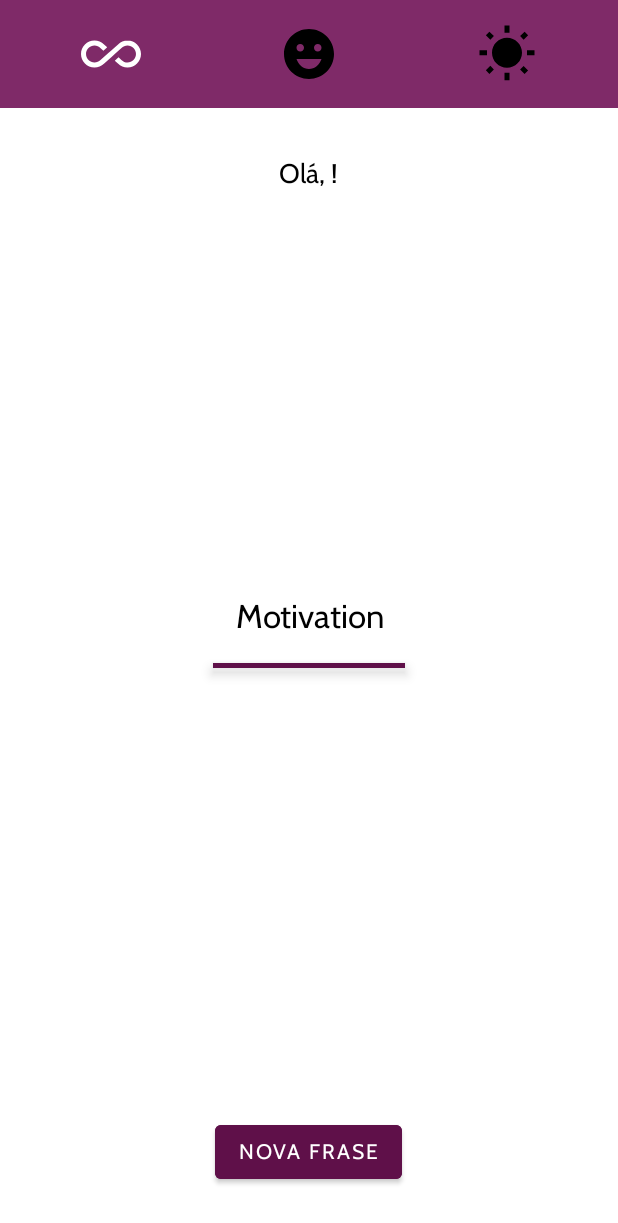
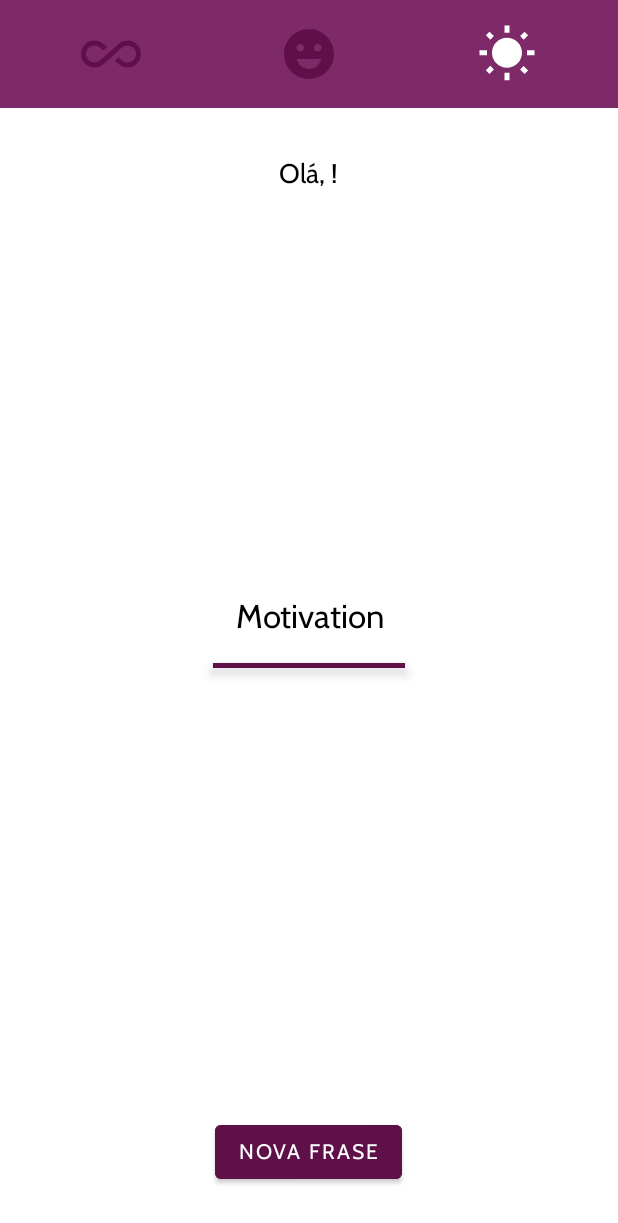
Before and after one commit to FelipeIgansi/MotivationProjectUdemy, an Android app: the MainActivity screen opened directly, with no data from a screen before it, after a tap on "NOVA FRASE", on a phone screen of 412 x 824 dp. Shown: the top 1223 px of the screen. Run offline under Robolectric (Android 15) with nearby library versions, the phone set to English and light mode, and no system bars; 3 other taps on this screen came first.

```diff
--- a/app/src/main/java/com/example/motivation/infra/Constants.kt
+++ b/app/src/main/java/com/example/motivation/infra/Constants.kt
@@ -4,4 +4,10 @@ class Constants private constructor(){
     object KEY {
         const val USER_NAME = "USER_NAME"
     }
+
+    object FILTER{
+        const val INFINITY = 1
+        const val HAPPY_FACE = 2
+        const val SUNNY = 3
+    }
 }
--- a/app/src/main/java/com/example/motivation/ui/MainActivity.kt
+++ b/app/src/main/java/com/example/motivation/ui/MainActivity.kt
@@ -3,6 +3,7 @@ package com.example.motivation.ui
 import androidx.appcompat.app.AppCompatActivity
 import android.os.Bundle
 import android.view.View
+import androidx.core.content.ContextCompat
 import com.example.motivation.infra.Constants
 import com.example.motivation.R
 import com.example.motivation.infra.SecurityPreferences
@@ -11,6 +12,8 @@ import com.example.motivation.databinding.ActivityMainBinding
 class  MainActivity : AppCompatActivity(), View.OnClickListener
 {
     private  lateinit var binding : ActivityMainBinding
+    private var categoryId = 1
+
     override fun onCreate(savedInstanceState: Bundle?) {
         super.onCreate(savedInstanceState)
 
@@ -19,8 +22,13 @@ class  MainActivity : AppCompatActivity(), View.OnClickListener
         supportActionBar?.hide()// esconde a barra de navegacao
 
         handleUserName()
+        handleFilter(R.id.image_infinity)
 
         binding.buttonNewPhrase.setOnClickListener(this)
+        //Images
+        binding.imageHappyFace.setOnClickListener(this)
+        binding.imageInfinity.setOnClickListener(this)
+        binding.imageSunny.setOnClickListener(this)
 
     }
 
@@ -31,7 +39,29 @@ class  MainActivity : AppCompatActivity(), View.OnClickListener
 
     override fun onClick(view: View) {
         if (view.id == R.id.button_new_phrase){
+            var s = ""
+        }else if (view.id in listOf(R.id.image_infinity, R.id.image_happy_face, R.id.image_sunny)){
+            handleFilter(view.id)
+        }
+    }
 
+    private fun handleFilter(id: Int) {
+        binding.imageInfinity.setColorFilter(ContextCompat.getColor(this, R.color.dark_purple))
+        binding.imageSunny.setColorFilter(ContextCompat.getColor(this, R.color.dark_purple))
+        binding.imageHappyFace.setColorFilter(ContextCompat.getColor(this, R.color.dark_purple))
+        when (id) {
+            R.id.image_infinity -> {
+                binding.imageInfinity.setColorFilter(ContextCompat.getColor(this, R.color.white))
+                categoryId = Constants.FILTER.INFINITY
+            }
+            R.id.image_happy_face -> {
+                binding.imageHappyFace.setColorFilter(ContextCompat.getColor(this, R.color.white))
+                categoryId = Constants.FILTER.HAPPY_FACE
+            }
+            R.id.image_sunny -> {
+                binding.imageSunny.setColorFilter(ContextCompat.getColor(this, R.color.white))
+                categoryId = Constants.FILTER.SUNNY
+            }
         }
     }
 }
--- a/app/src/main/res/layout/activity_main.xml
+++ b/app/src/main/res/layout/activity_main.xml
@@ -18,19 +18,21 @@
         android:layout_height="wrap_content">
 
         <ImageView
+            android:id="@+id/image_infinity"
             android:src="@drawable/ic_infinity"
             android:layout_weight="1"
             android:layout_width="0dp"
-            android:layout_height="40dp"
-            app:tint="@color/white" />
+            android:layout_height="40dp" />
 
         <ImageView
+            android:id="@+id/image_happy_face"
             android:src="@drawable/ic_happy_face"
             android:layout_width="0dp"
             android:layout_weight="1"
             android:layout_height="40dp"/>
 
         <ImageView
+            android:id="@+id/image_sunny"
             android:src="@drawable/ic_sunny"
             android:layout_width="0dp"
             android:layout_weight="1"
```
